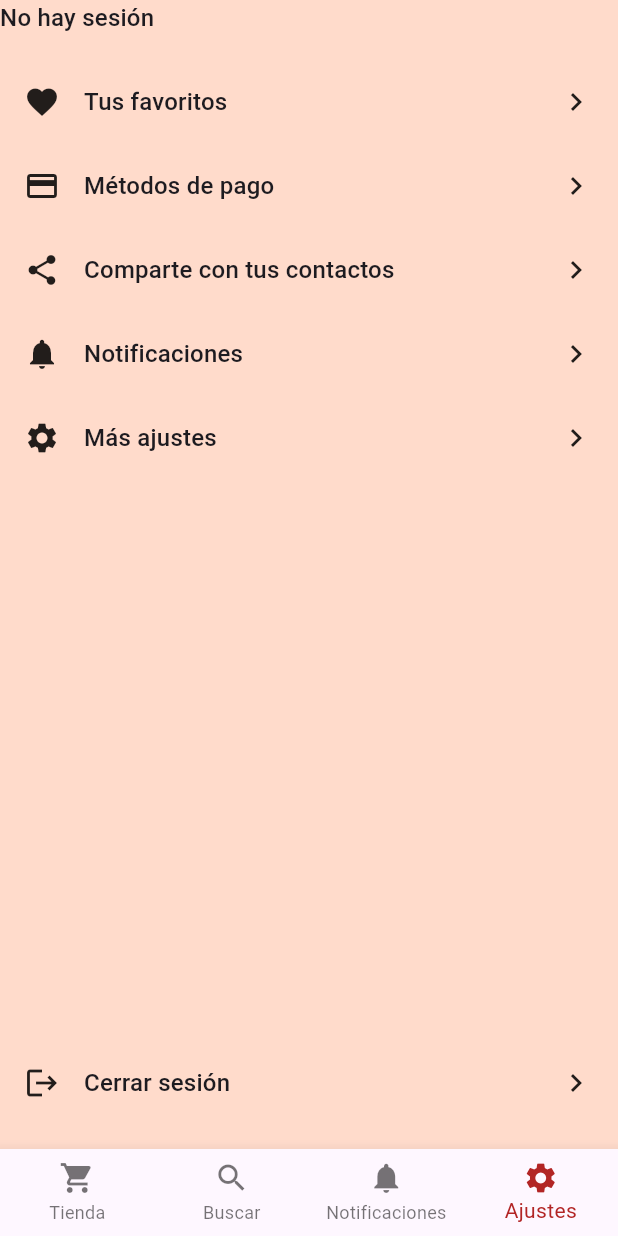
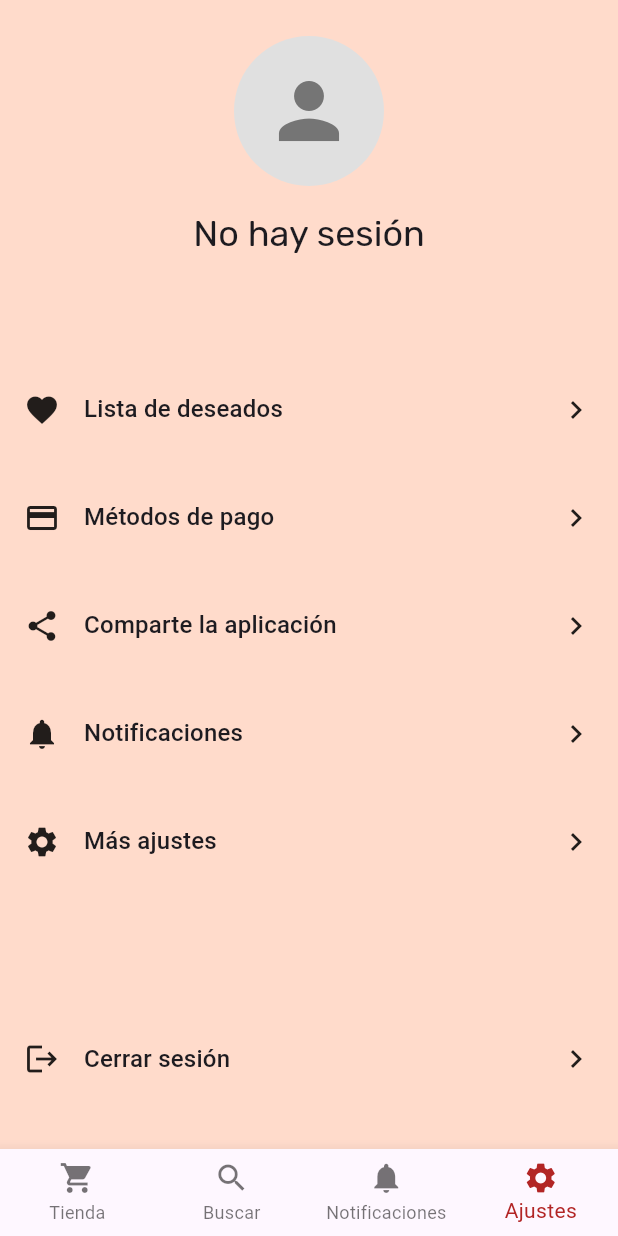
Before and after one commit to JesuFrancesco/proyecto-progmovil, a Flutter app: the screen it shows after launch, item 4 of the bottom bar chosen, on a phone screen of 412 x 824 dp. Run offline on Flutter 3.47's test engine with Material 3 defaults, Android fonts, the phone set to English and light mode, and no system bars; our stand-ins replace flutter_dotenv, get, google_sign_in, supabase_flutter; accounts and stored records are empty; network calls fail.

Commit message:
feat: implementacion inicial de pantalla de notificaciones

```diff
--- a/jiron_anime/lib/models/product.dart
+++ b/jiron_anime/lib/models/product.dart
@@ -1,4 +1,6 @@
 //***  AUTO-GENERATED FILE - DO NOT MODIFY ***//
+
+import 'package:jiron_anime/utils/parseo.dart';
 
 import 'model_base.dart';
 import 'market.dart';
@@ -79,11 +81,11 @@ class Product implements ToJson, Id {
       id: json['id'] as int?,
       name: json['name'] as String?,
       stock: json['stock'] as int?,
-      price: double.tryParse(json['price']), // json['price'] as double?,
+      price: parseToDouble(json['price']), // json['price'] as double?,
       dimensions: json['dimensions'] as String?,
       warranty: json['warranty'] as bool?,
       discount: json['discount'] as int?,
-      peso: double.tryParse(json['peso']), // json['peso'] as double?,
+      peso: parseToDouble(json['peso']), // json['peso'] as double?,
       formato: json['formato'] as String?,
       anhoEdicion: json['anhoEdicion'] as int?,
       numeroPaginas: json['numeroPaginas'] as int?,
--- a/jiron_anime/lib/pages/home/home_page.dart
+++ b/jiron_anime/lib/pages/home/home_page.dart
@@ -1,4 +1,5 @@
 import 'package:flutter/material.dart';
+import 'package:jiron_anime/pages/home/notifications/main_notifications.dart';
 import 'package:jiron_anime/pages/home/settings/main_settings.dart';
 import 'package:jiron_anime/pages/home/store/main_productos.dart';
 import 'package:jiron_anime/pages/home/search/main_search.dart';
@@ -35,11 +36,11 @@ class _HomePageState extends State<HomePage> {
       case StoreWidgetType.buscar:
         return searchProductsAndMarketsDemo(context);
       case StoreWidgetType.notificaciones:
-        return const Center(child: Text('Notificaciones template 111'));
+        return notificationsContainer(context);
       case StoreWidgetType.ajustes:
         return settingsContainer(context);
       default:
-        return const Center(child: Text('NOT A REAL PAGE'));
+        return const Center(child: Text('PAGINA NO IMPLEMENTADA'));
     }
   }
 
@@ -60,20 +61,12 @@ class _HomePageState extends State<HomePage> {
 
   @override
   Widget build(BuildContext context) {
-    control.obtenerCuentas();
+    // llamar a controllers
+    accountController.obtenerCuentas();
+    notificationsController.obtenerNotificaciones();
+
+    // widget
     return Scaffold(
-      // https://docs.flutter.dev/ui/layout/scrolling/slivers
-      // body: CustomScrollView(
-      //   slivers: [
-      //     const SliverAppBar(
-      //       floating: true,
-      //       title: Text("Jiron Anime"),
-      //     ),
-      //     SliverToBoxAdapter(
-      //       child: _buildBody(context),
-      //     )
-      //   ],
-      // ),
       body: _buildBody(context),
       bottomNavigationBar: BottomNavigationBar(
         type: BottomNavigationBarType.fixed,
--- /dev/null
+++ b/jiron_anime/lib/pages/home/notifications/main_notifications.dart
@@ -0,0 +1,14 @@
+import 'package:flutter/material.dart';
+import 'package:get/get.dart';
+import 'package:jiron_anime/pages/home/controllers/notifications_controller.dart';
+import 'package:jiron_anime/pages/home/notifications/widget/notifcation_card.dart';
+
+NotificationsController notificationsController =
+    Get.put(NotificationsController());
+
+Widget notificationsContainer(BuildContext context) {
+  return Scaffold(
+    body: NotificationsColumn(
+        items: notificationsController.notificaciones.toList()),
+  );
+}
--- a/jiron_anime/lib/pages/home/search/main_search.dart
+++ b/jiron_anime/lib/pages/home/search/main_search.dart
@@ -1,7 +1,7 @@
 import 'package:flutter/material.dart';
 import 'package:get/get.dart';
 
-import '../home_controller.dart';
+import '../controllers/search_controller.dart';
 
 SearchTxtController searchController = Get.put(SearchTxtController());
 
--- a/jiron_anime/lib/pages/home/settings/main_settings.dart
+++ b/jiron_anime/lib/pages/home/settings/main_settings.dart
@@ -2,13 +2,12 @@ import 'package:flutter/material.dart';
 
 import '../../../main.dart';
 
-Widget _buildMenuItem(BuildContext context, IconData icon, String text) {
+Widget _buildMenuItem(
+    BuildContext context, IconData icon, String text, VoidCallback? fnOnTap) {
   return InkWell(
-    onTap: () {
-      print("test");
-    },
+    onTap: fnOnTap,
     child: Padding(
-      padding: const EdgeInsets.all(16),
+      padding: const EdgeInsets.symmetric(vertical: 24, horizontal: 16),
       child: Row(
         children: [
           Icon(icon, size: 24),
@@ -30,35 +29,57 @@ Widget settingsContainer(BuildContext context) {
   final user = supabase.auth.currentUser;
   final profileImageUrl = user?.userMetadata?['avatar_url'];
   final fullName = user?.userMetadata?['full_name'];
+  final provider = user?.appMetadata['provider'];
 
-  return Scaffold(
+  return Padding(
+    padding: const EdgeInsets.symmetric(vertical: 24),
+    child: Scaffold(
       body: Column(
-      mainAxisSize: MainAxisSize.min,
-      crossAxisAlignment: CrossAxisAlignment.start,
+        crossAxisAlignment: CrossAxisAlignment.center,
         children: [
-        if (profileImageUrl != null)
           ClipOval(
-            child: Image.network(
+            child: profileImageUrl != null
+                ? Image.network(
                     profileImageUrl,
                     width: 100,
                     height: 100,
                     fit: BoxFit.cover,
+                  )
+                : Container(
+                    width: 100,
+                    height: 100,
+                    color: Colors.grey[300],
+                    child:
+                        Icon(Icons.person, size: 60, color: Colors.grey[600]),
                   ),
           ),
+          const SizedBox(height: 16),
           Text(
             fullName ?? 'No hay sesión',
-          style: Theme.of(context).textTheme.titleMedium,
+            style: Theme.of(context).textTheme.headlineSmall,
+            textAlign: TextAlign.center,
           ),
+          const SizedBox(height: 4),
+          Text(
+            provider ?? '',
+            style: Theme.of(context).textTheme.bodyMedium,
+            textAlign: TextAlign.center,
+          ),
+          const SizedBox(height: 24),
           const SizedBox(height: 16),
-        _buildMenuItem(context, Icons.favorite, 'Tus favoritos'),
-        _buildMenuItem(context, Icons.payment, 'Métodos de pago'),
-        _buildMenuItem(context, Icons.share, 'Comparte con tus contactos'),
-        _buildMenuItem(context, Icons.notifications, 'Notificaciones'),
-        _buildMenuItem(context, Icons.settings, 'Más ajustes'),
+          _buildMenuItem(context, Icons.favorite, 'Lista de deseados', () {}),
+          _buildMenuItem(context, Icons.payment, 'Métodos de pago', () {}),
+          _buildMenuItem(context, Icons.share, 'Comparte la aplicación', () {}),
+          _buildMenuItem(context, Icons.notifications, 'Notificaciones', () {}),
+          _buildMenuItem(context, Icons.settings, 'Más ajustes', () {}),
           const Spacer(),
-        _buildMenuItem(context, Icons.logout, 'Cerrar sesión'),
-        const SizedBox(height: 16),
+          _buildMenuItem(context, Icons.logout, 'Cerrar sesión', () async {
+            await supabase.auth.signOut();
+            Navigator.of(context.mounted ? context : context)
+                .pushNamed("/sign-in");
+          }),
         ],
+      ),
     ),
   );
 }
--- a/jiron_anime/lib/pages/home/store/main_productos.dart
+++ b/jiron_anime/lib/pages/home/store/main_productos.dart
@@ -1,11 +1,11 @@
 import 'package:flutter/material.dart';
 import 'package:get/get.dart';
+import 'package:jiron_anime/pages/home/controllers/account_controller.dart';
 
 import '../../../models/account.dart';
 import '../../../widgets/account_card.dart';
-import '../home_controller.dart';
 
-HomeController control = Get.put(HomeController());
+AccountsController accountController = Get.put(AccountsController());
 
 Widget accountCardsDemo(BuildContext context) {
   return SingleChildScrollView(
@@ -18,9 +18,9 @@ Widget accountCardsDemo(BuildContext context) {
           return ListView.builder(
               shrinkWrap: true,
               physics: const NeverScrollableScrollPhysics(),
-              itemCount: control.cuentas.toList().length,
+              itemCount: accountController.cuentas.toList().length,
               itemBuilder: (context, index) {
-                Account cuenta = control.cuentas.toList()[index];
+                Account cuenta = accountController.cuentas.toList()[index];
                 return AccountCard(
                   account: cuenta,
                 );
--- a/jiron_anime/lib/pages/signin/signin_page.dart
+++ b/jiron_anime/lib/pages/signin/signin_page.dart
@@ -2,7 +2,7 @@ import 'dart:convert';
 
 import 'package:flutter/material.dart';
 import 'package:flutter_dotenv/flutter_dotenv.dart';
-import 'package:jiron_anime/pages/demo/profile_demo.dart';
+import 'package:jiron_anime/pages/home/home_page.dart';
 import 'package:supabase_flutter/supabase_flutter.dart';
 import 'package:http/http.dart' as http;
 import '../../main.dart';
@@ -28,10 +28,9 @@ class _SignInScreenState extends State<SignInScreen> {
       if (event == AuthChangeEvent.signedIn && context.mounted) {
         // await loginSuccessfulCallback(data.session!);
 
-        // XDDD
         await Navigator.of(context.mounted ? context : context).pushReplacement(
           MaterialPageRoute(
-            builder: (context) => const ProfileScreen(),
+            builder: (context) => const HomePage(),
           ),
         );
       }
--- a/jiron_anime/lib/service/static_accounts_service.dart
+++ b/jiron_anime/lib/service/static_accounts_service.dart
@@ -6,7 +6,7 @@ class StaticAccountsService {
   Future<List<Account>> fetchAll() async {
     List<Account> secciones = [];
     final String response =
-        await rootBundle.loadString('static/sintetica.json');
+        await rootBundle.loadString('static/cuentas_sintetica.json');
 
     final List<dynamic> data = jsonDecode(response);
     secciones = data
--- a/jiron_anime/lib/theme/theme.dart
+++ b/jiron_anime/lib/theme/theme.dart
@@ -16,7 +16,7 @@ final appTheme = ThemeData(
         fontSize: 32,
         color: Colors.black,
       ),
-  ),
+      headlineSmall: TextStyle(fontFamily: AppFonts.primaryFont)),
 );
 
 final darkAppTheme = ThemeData(
@@ -29,5 +29,5 @@ final darkAppTheme = ThemeData(
         fontSize: 32,
         color: Colors.white,
       ),
-  ),
+      headlineSmall: TextStyle(fontFamily: AppFonts.primaryFont)),
 );
```
Also changed, not shown: jiron_anime/lib/pages/home/controllers/account_controller.dart (renamed from jiron_anime/lib/pages/home/home_controller.dart, +1 -7 lines), jiron_anime/lib/pages/home/controllers/notifications_controller.dart (added, +13 -0 lines), jiron_anime/lib/pages/home/controllers/search_controller.dart (added, +7 -0 lines), jiron_anime/lib/pages/home/notifications/widget/notifcation_card.dart (added, +110 -0 lines), jiron_anime/lib/service/static_notifications_service.dart (added, +19 -0 lines), jiron_anime/lib/utils/parseo.dart (added, +9 -0 lines), jiron_anime/static/notificaciones_sintetica.json (added, +162 -0 lines), jiron_anime/static/cuentas_sintetica.json (renamed from jiron_anime/static/sintetica.json). Lines whose indentation alone changed are shown as unchanged.
